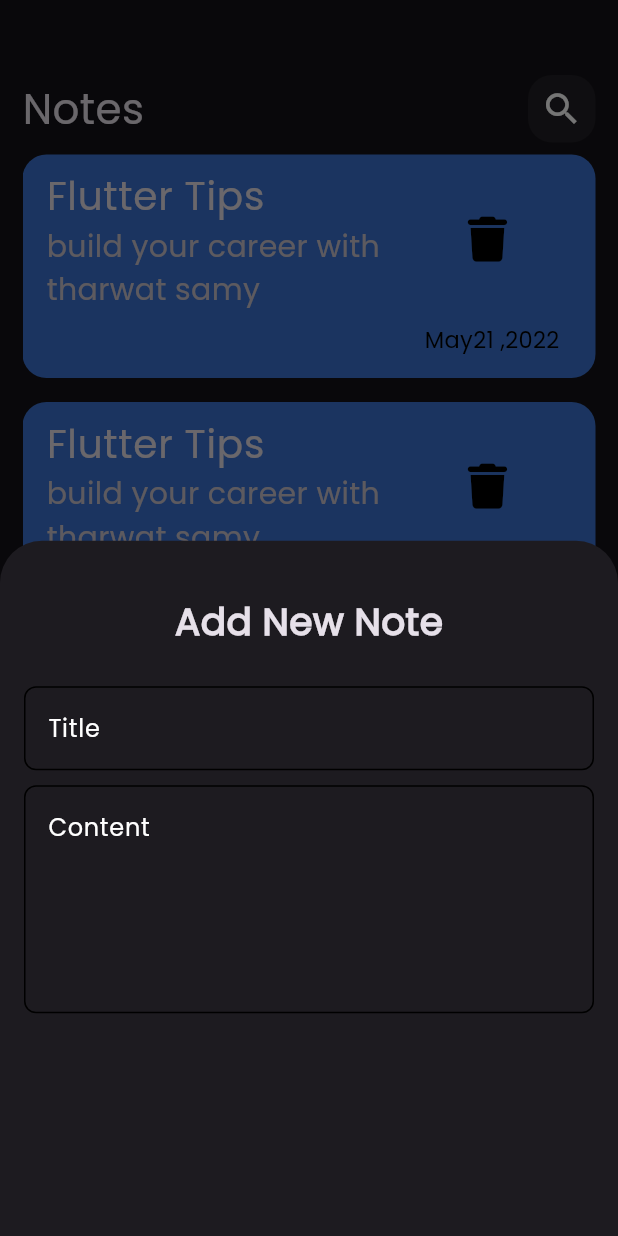
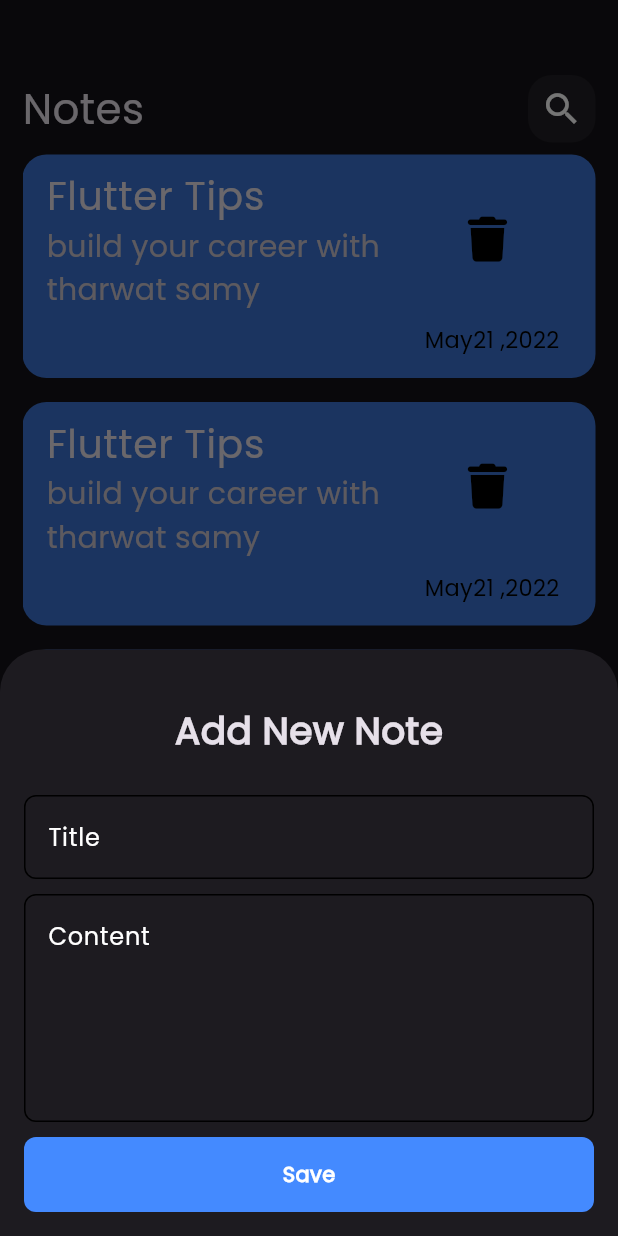
Before and after one commit to mostafaabuBakr9/notes_app, a Flutter app: the screen it shows after launch, after a tap on the "add" icon, on a phone screen of 412 x 824 dp. Run offline on Flutter 3.47's test engine with Material 3 defaults, Android fonts, the phone set to English and light mode, and no system bars; our stand-ins replace font_awesome_flutter.

```diff
--- /dev/null
+++ b/lib/Views/edit_notes_view.dart
@@ -0,0 +1,10 @@
+import 'package:flutter/material.dart';
+
+class EditNotesView extends StatelessWidget {
+  const EditNotesView({super.key});
+
+  @override
+  Widget build(BuildContext context) {
+    return Container();
+  }
+}
--- a/lib/Views/widgets/add_note_bottom_sheet.dart
+++ b/lib/Views/widgets/add_note_bottom_sheet.dart
@@ -1,4 +1,5 @@
 import 'package:flutter/material.dart';
+import 'package:notes/Views/widgets/custom_button.dart';
 import 'package:notes/Views/widgets/custom_text_field.dart';
 
 class AddNoteBottomSheet extends StatelessWidget {
@@ -8,6 +9,7 @@ class AddNoteBottomSheet extends StatelessWidget {
   Widget build(BuildContext context) {
     return Padding(
       padding: const EdgeInsets.all(16),
+      child: SingleChildScrollView(
         child: Column(
           children: [
             SizedBox(
@@ -30,8 +32,13 @@ class AddNoteBottomSheet extends StatelessWidget {
             CustomTextField(
               hint: 'Content',
               maxlines: 5,
-          )
+            ),
+            SizedBox(
+              height: 10,
+            ),
+            CustomButton()
           ],
+        ),
       ),
     );
   }
--- /dev/null
+++ b/lib/Views/widgets/custom_button.dart
@@ -0,0 +1,21 @@
+import 'package:flutter/material.dart';
+
+class CustomButton extends StatelessWidget {
+  const CustomButton({super.key});
+
+  @override
+  Widget build(BuildContext context) {
+    return Container(
+      width: MediaQuery.of(context).size.width,
+      height: 50,
+      decoration: BoxDecoration(
+          color: Colors.blueAccent, borderRadius: BorderRadius.circular(8)),
+      child: Center(
+        child: Text(
+          'Save',
+          style: TextStyle(color: Colors.white, fontWeight: FontWeight.bold),
+        ),
+      ),
+    );
+  }
+}
--- a/lib/Views/widgets/custom_note_item.dart
+++ b/lib/Views/widgets/custom_note_item.dart
@@ -1,12 +1,19 @@
 import 'package:flutter/material.dart';
 import 'package:font_awesome_flutter/font_awesome_flutter.dart';
+import 'package:notes/Views/edit_notes_view.dart';
 
 class CustomNoteItem extends StatelessWidget {
   const CustomNoteItem({super.key});
 
   @override
   Widget build(BuildContext context) {
-    return Container(
+    return GestureDetector(
+      onTap: () {
+        Navigator.push(context, MaterialPageRoute(builder: (context) {
+          return const EditNotesView();
+        }));
+      },
+      child: Container(
         padding: const EdgeInsets.only(bottom: 15, right: 24),
         decoration: BoxDecoration(
             color: Colors.blueAccent.withOpacity(0.8),
@@ -36,6 +43,7 @@ class CustomNoteItem extends StatelessWidget {
             )
           ],
         ),
+      ),
     );
   }
 }
```
Also changed, not shown: lib/Views/widgets/edit_note_view_body.dart (added). Lines whose indentation alone changed are shown as unchanged.
